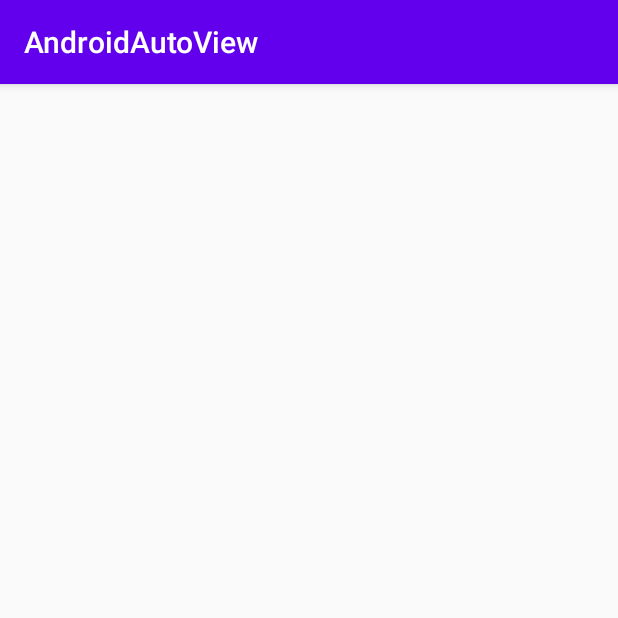
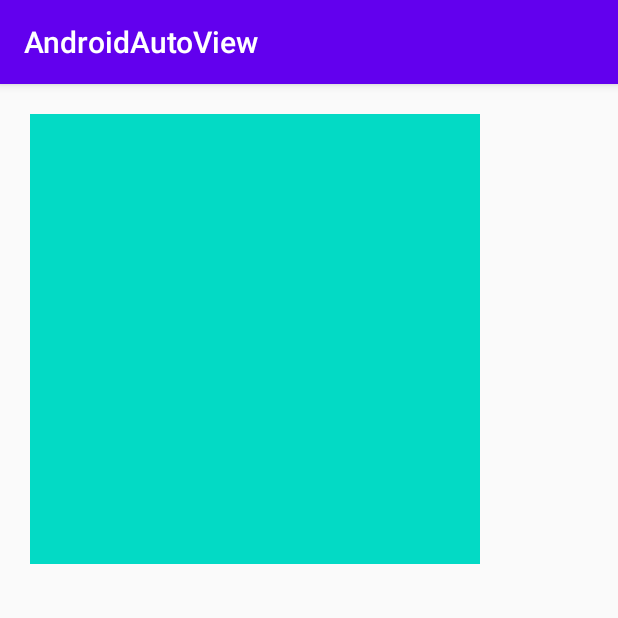
Before and after one commit to Ellen2018/AndroidAutoView, an Android app: the screen it shows after launch (MainActivity), on a phone screen of 412 x 824 dp, the top half of it. Run offline under Robolectric (Android 15) with nearby library versions, the phone set to English and light mode, and no system bars.

Commit message:
演示自定义View测量过程宽度和高度的计算

```diff
--- a/app/src/main/java/com/ellen/androidautoview/MainActivity.java
+++ b/app/src/main/java/com/ellen/androidautoview/MainActivity.java
@@ -6,8 +6,6 @@ import android.os.Bundle;
 import android.util.Log;
 import android.view.ViewGroup;
 
-import com.ellen.autoview.studyView.MeasureSpec;
-import com.ellen.autoview.studyView.SpecMode;
 import com.ellen.autoview.studyView.StudyView;
 
 public class MainActivity extends AppCompatActivity {
@@ -19,21 +17,5 @@ public class MainActivity extends AppCompatActivity {
         super.onCreate(savedInstanceState);
         setContentView(R.layout.activity_main);
         studyView = findViewById(R.id.study_view);
-        studyView.setMeasureSpec(new MeasureSpec() {
-            @Override
-            public void getWidthMeasureSpec(SpecMode widthMode, int width) {
-                Log.e("Ellen2018","宽度测量模式:"+widthMode);
-                Log.e("Ellen2018","宽度测量size:"+width);
-            }
-
-            @Override
-            public void getHeightMeasureSpec(SpecMode heightMode, int height) {
-                Log.e("Ellen2018","高度测量模式:"+heightMode);
-                Log.e("Ellen2018","高度测量size:"+height);
-            }
-        });
-        ViewGroup.LayoutParams layoutParams = studyView.getLayoutParams();
-        Log.e("Ellen2018","宽度LayoutParams:"+layoutParams.width);
-        Log.e("Ellen2018","高度LayoutParams:"+layoutParams.height);
     }
 }
--- a/app/src/main/res/layout/activity_main.xml
+++ b/app/src/main/res/layout/activity_main.xml
@@ -1,5 +1,5 @@
 <?xml version="1.0" encoding="utf-8"?>
-<ScrollView xmlns:android="http://schemas.android.com/apk/res/android"
+<RelativeLayout xmlns:android="http://schemas.android.com/apk/res/android"
     xmlns:app="http://schemas.android.com/apk/res-auto"
     xmlns:tools="http://schemas.android.com/tools"
     android:layout_width="wrap_content"
@@ -9,6 +9,8 @@
     <com.ellen.autoview.studyView.StudyView
         android:id="@+id/study_view"
         android:layout_width="300dp"
-        android:layout_height="300dp" />
+        android:background="@color/colorAccent"
+        android:layout_height="300dp"
+        android:layout_margin="20dp" />
 
-</ScrollView>
+</RelativeLayout>
--- a/autoview/src/main/java/com/ellen/autoview/studyView/MeasureSpec.java
+++ /dev/null
@@ -1,6 +0,0 @@
-package com.ellen.autoview.studyView;
-
-public interface MeasureSpec {
-    void getWidthMeasureSpec(SpecMode widthMode,int width);
-    void getHeightMeasureSpec(SpecMode heightMode,int height);
-}
--- a/autoview/src/main/java/com/ellen/autoview/studyView/SpecMode.java
+++ /dev/null
@@ -1,5 +0,0 @@
-package com.ellen.autoview.studyView;
-
-public enum SpecMode {
-    AT_MOST,EXACTLY,UNSPECIFIED;
-}
--- a/autoview/src/main/java/com/ellen/autoview/studyView/StudyView.java
+++ b/autoview/src/main/java/com/ellen/autoview/studyView/StudyView.java
@@ -9,16 +9,10 @@ import androidx.annotation.Nullable;
 
 public class StudyView extends View {
 
-    private com.ellen.autoview.studyView.MeasureSpec measureSpec;
-
-    public void setMeasureSpec(com.ellen.autoview.studyView.MeasureSpec measureSpec) {
-        this.measureSpec = measureSpec;
-    }
-
     /**
      * 在代码中直接使用调用此构造方法
      * example:
-     *
+     * <p>
      * Study study = new Study();
      *
      * @param context
@@ -29,8 +23,9 @@ public class StudyView extends View {
 
     /**
      * 在布局文件中声明时调用此构造方法(不带style)
+     *
      * @param context
-     * @param attrs 自定义属性
+     * @param attrs   自定义属性
      */
     public StudyView(Context context, @Nullable AttributeSet attrs) {
         super(context, attrs);
@@ -38,8 +33,9 @@ public class StudyView extends View {
 
     /**
      * 在布局文件中声明时调用此构造方法(带style)
+     *
      * @param context
-     * @param attrs 自定义属性
+     * @param attrs        自定义属性
      * @param defStyleAttr style id
      */
     public StudyView(Context context, @Nullable AttributeSet attrs, int defStyleAttr) {
@@ -77,39 +73,19 @@ public class StudyView extends View {
      *
      * ---------------------------------
      *
-     * @param widthMeasureSpec 父View的widthMeasureSpec
+     * @param widthMeasureSpec  父View的widthMeasureSpec
      * @param heightMeasureSpec 父View的heightMeasureSpec
      */
     @Override
     protected void onMeasure(int widthMeasureSpec, int heightMeasureSpec) {
-        super.onMeasure(widthMeasureSpec, heightMeasureSpec);
-        if(measureSpec != null){
-            //获取父View传递过来的测量模式
 
+        super.onMeasure(widthMeasureSpec,heightMeasureSpec);
+
+        //获取父View传递过来的测量模式 & size
         int intWidthMode = MeasureSpec.getMode(widthMeasureSpec);
-            SpecMode widthMode = null;
-            if(intWidthMode == MeasureSpec.AT_MOST){
-                widthMode = SpecMode.AT_MOST;
-            }else if(intWidthMode == MeasureSpec.EXACTLY){
-                widthMode = SpecMode.EXACTLY;
-            }else {
-                widthMode = SpecMode.UNSPECIFIED;
-            }
-
+        int fatherWidth = MeasureSpec.getSize(widthMeasureSpec);
         int intHeightMode = MeasureSpec.getMode(heightMeasureSpec);
-            SpecMode heightMode = null;
-            if(intHeightMode == MeasureSpec.AT_MOST){
-                heightMode = SpecMode.AT_MOST;
-            }else if(intHeightMode == MeasureSpec.EXACTLY){
-                heightMode = SpecMode.EXACTLY;
-            }else {
-                heightMode = SpecMode.UNSPECIFIED;
-            }
-
-            measureSpec.getWidthMeasureSpec(widthMode,MeasureSpec.getSize(widthMeasureSpec));
-            measureSpec.getHeightMeasureSpec(heightMode,MeasureSpec.getSize(heightMeasureSpec));
-
-            //忽略以上代码
+        int fatherHeight = MeasureSpec.getSize(heightMeasureSpec);
 
         //获取LayoutParams
         ViewGroup.LayoutParams layoutParams = getLayoutParams();
@@ -117,47 +93,72 @@ public class StudyView extends View {
         int height = layoutParams.height;
 
         //最终的宽高记录
-            int lastWidth = 0;
-            int lastHeight = 0;
+        int lastWidth = getLastSize(true,intWidthMode,fatherWidth,width);
+        int lastHeight = getLastSize(false,intHeightMode,fatherHeight,height);
 
-            //这里的逻辑写的过于啰嗦，但是对于初学者而言逻辑易于理解
-            int fatherWidth = MeasureSpec.getSize(widthMeasureSpec);
-            if(width == ViewGroup.LayoutParams.MATCH_PARENT){
-                //宽度为match -> 匹配父控件大小
-                if(intHeightMode == MeasureSpec.AT_MOST){
-                    lastWidth = fatherWidth;
-                }else if(intHeightMode == MeasureSpec.EXACTLY){
-                    lastWidth = fatherWidth;
+        //最终调用setMeasuredDimension确定宽高
+        setMeasuredDimension(lastWidth, lastHeight);
+    }
+
+    /**
+     * 这里的逻辑写的过于啰嗦，但是对于初学者而言逻辑易于理解
+     * @param isWidth 是否为宽度
+     * @param mode 父View的测量模式
+     * @param fatherSize 父亲的大小
+     * @param xmlSize 子View自身Xml中设置大小
+     * @return
+     */
+    private int getLastSize(boolean isWidth,int mode,int fatherSize,int xmlSize){
+        int lastSize = 0;
+        if(mode == MeasureSpec.AT_MOST){
+            if(xmlSize == ViewGroup.LayoutParams.MATCH_PARENT){
+                lastSize = fatherSize;
+            }else if(xmlSize == ViewGroup.LayoutParams.WRAP_CONTENT){
+                //这里需要测量StudyView自身的大小，然后确定最终的lastSize
+                int wrapSize = 100;//加入经过内容测量计算出内容size为100
+                if(wrapSize > fatherSize){
+                    lastSize = fatherSize;
                 }else {
-                   lastWidth = fatherWidth;
-                }
-            }else if(width == ViewGroup.LayoutParams.WRAP_CONTENT){
-                //宽度为warp -> 内容最小宽度
-                //这里需要确定View自身的内容宽度->比如文本大小的宽度等
-                //这里的逻辑笔者就不写了
-            }else {
-                //宽度为具体值
-                if(intHeightMode == MeasureSpec.AT_MOST){
-                    if(width > fatherWidth){
-                        lastWidth = fatherWidth;
-                    }else {
-                        lastWidth = width;
-                    }
-                }else if(intHeightMode == MeasureSpec.EXACTLY){
-                    if(width > fatherWidth){
-                        lastWidth = fatherWidth;
-                    }else {
-                        lastWidth = width;
+                    lastSize = wrapSize;
                 }
             }else {
-                    lastWidth = width;
+                if(fatherSize < xmlSize){
+                    lastSize = fatherSize;
+                }else {
+                    lastSize = xmlSize;
                 }
             }
-
-            //高度与宽度的计算逻辑一样
-
-            //最终调用setMeasuredDimension确定宽高
-            setMeasuredDimension(lastWidth,lastHeight);
+        }else if(mode == MeasureSpec.EXACTLY){
+            if(xmlSize == ViewGroup.LayoutParams.MATCH_PARENT){
+              lastSize = fatherSize;
+            }else if(xmlSize == ViewGroup.LayoutParams.WRAP_CONTENT){
+                //这里需要测量StudyView自身的大小，然后确定最终的lastSize
+                int wrapSize = 100;//加入经过内容测量计算出内容size为100
+                if(wrapSize > fatherSize){
+                    lastSize = fatherSize;
+                }else {
+                    lastSize = wrapSize;
+                }
+            }else {
+                if(fatherSize < xmlSize){
+                    lastSize = fatherSize;
+                }else {
+                    lastSize = xmlSize;
                 }
             }
+        }else {
+            //父亲测量模式为 MeasureSpec.UNSPECIFIED,fatherSize = 0
+            if(xmlSize == ViewGroup.LayoutParams.MATCH_PARENT){
+                //这个地方，由于父View给的size = 0,我这里直接设置为200
+                lastSize = 200;
+            }else if(xmlSize == ViewGroup.LayoutParams.WRAP_CONTENT){
+                int wrapSize = 500;//加入经过内容测量计算出内容size为500
+                lastSize = wrapSize;
+            }else {
+                lastSize = xmlSize;
             }
+        }
+        return lastSize;
+    }
+
+}
```
Lines whose indentation alone changed are shown as unchanged.
